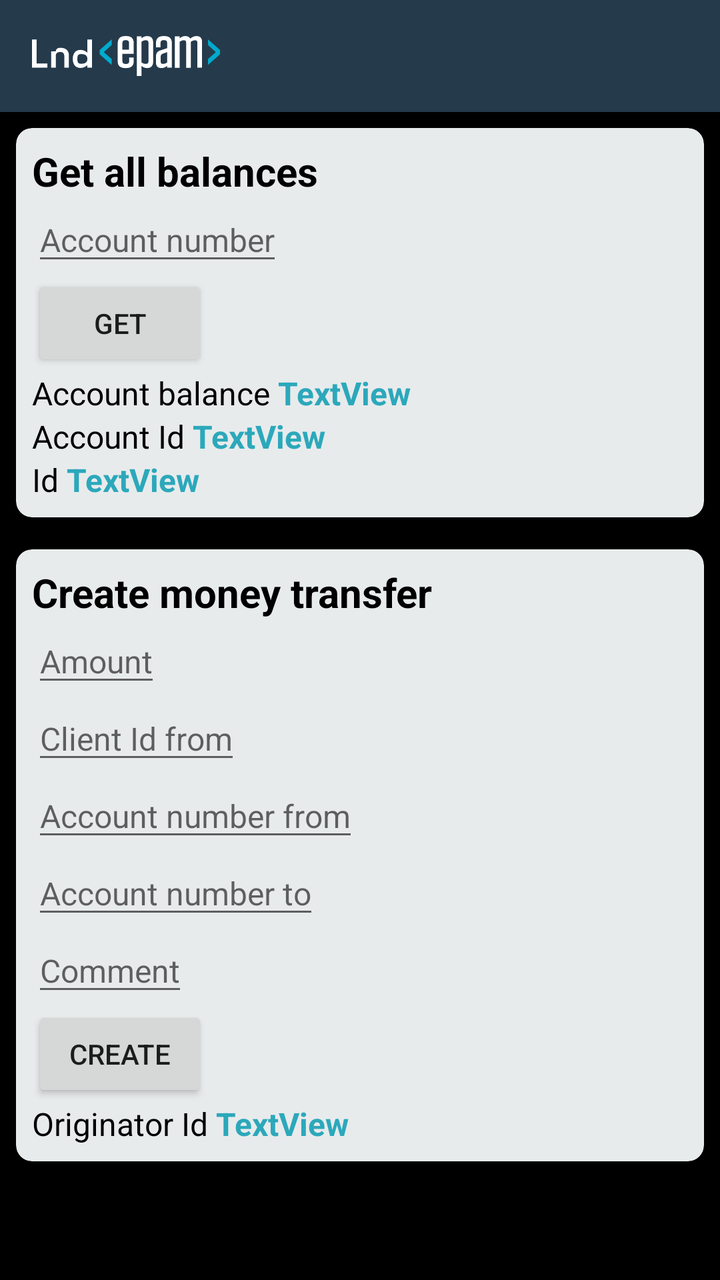
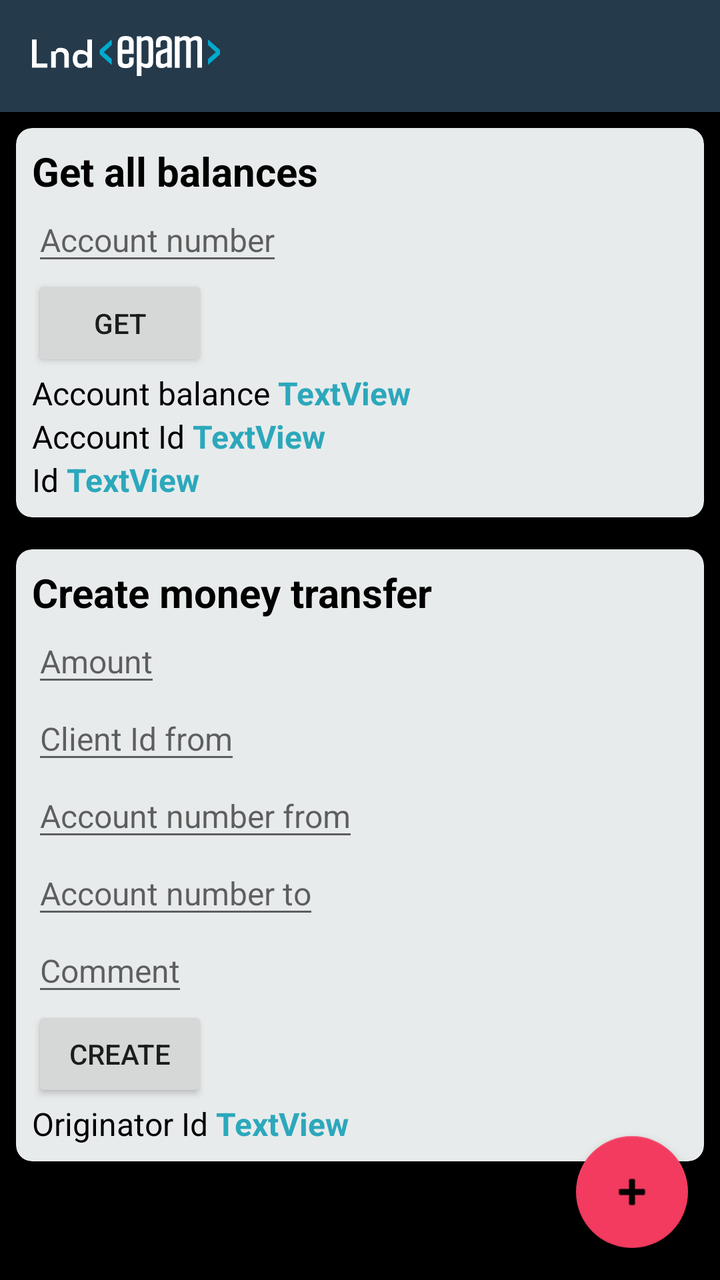

Compare the two renders of this Android layout. The source of the first and the diff that turns it into the second are given below.
<!-- AndroidManifest.xml: activity theme Theme.Tat.NoActionBar -->
<!-- res/layout/fragment_main.xml -->
<?xml version="1.0" encoding="utf-8"?>
<androidx.coordinatorlayout.widget.CoordinatorLayout xmlns:android="http://schemas.android.com/apk/res/android"
    xmlns:app="http://schemas.android.com/apk/res-auto"
    xmlns:tools="http://schemas.android.com/tools"
    android:layout_width="match_parent"
    android:layout_height="match_parent"
    android:background="@color/black"
    tools:context=".features.MainFragment">

    <com.google.android.material.appbar.AppBarLayout
        android:id="@+id/layoutAppBar"
        android:layout_width="match_parent"
        android:layout_height="wrap_content"
        android:theme="@style/ThemeOverlay.AppCompat.Dark.ActionBar"
        app:expanded="false">

        <com.google.android.material.appbar.CollapsingToolbarLayout
            android:id="@+id/layoutCollapsingToolbar"
            android:layout_width="match_parent"
            android:layout_height="250dp"
            app:collapsedTitleGravity="right"
            app:expandedTitleGravity="center_horizontal"
            app:layout_scrollFlags="scroll|snap|exitUntilCollapsed">

            <androidx.appcompat.widget.Toolbar
                android:id="@+id/toolbar"
                android:layout_width="match_parent"
                android:layout_height="?attr/actionBarSize"
                app:layout_collapseMode="pin"
                app:popupTheme="@style/ThemeOverlay.AppCompat.Dark">

                <androidx.appcompat.widget.AppCompatImageView
                    android:id="@+id/custom_title_image"
                    android:layout_width="wrap_content"
                    android:layout_height="wrap_content"
                    android:src="@drawable/epam_big_d" />
            </androidx.appcompat.widget.Toolbar>
        </com.google.android.material.appbar.CollapsingToolbarLayout>
    </com.google.android.material.appbar.AppBarLayout>

    <androidx.core.widget.NestedScrollView
        android:layout_width="match_parent"
        android:layout_height="wrap_content"
        app:layout_behavior="@string/appbar_scrolling_view_behavior">

        <LinearLayout
            android:layout_width="match_parent"
            android:layout_height="match_parent"
            android:orientation="vertical">

            <androidx.cardview.widget.CardView
                android:id="@+id/cardViewUserInfo"
                android:layout_width="match_parent"
                android:layout_height="wrap_content"
                android:layout_margin="8dp"
                app:cardBackgroundColor="@color/light_gray"
                app:cardCornerRadius="8dp"
                app:layout_constraintStart_toStartOf="parent"
                app:layout_constraintTop_toTopOf="parent">

                <androidx.constraintlayout.widget.ConstraintLayout
                    android:layout_width="match_parent"
                    android:layout_height="match_parent"
                    android:layout_margin="8dp">

                    <androidx.appcompat.widget.AppCompatTextView
                        android:id="@+id/textViewUserInfo"
                        android:layout_width="wrap_content"
                        android:layout_height="wrap_content"
                        android:text="Get all balances"
                        android:textColor="@color/black"
                        android:textSize="20sp"
                        android:textStyle="bold"
                        app:layout_constraintStart_toStartOf="parent"
                        app:layout_constraintTop_toTopOf="parent" />

                    <EditText
                        android:id="@+id/etAccountNumber"
                        android:layout_width="wrap_content"
                        android:layout_height="wrap_content"
                        android:hint="Account number"
                        android:textColor="@color/black"
                        android:textSize="16sp"
                        app:layout_constraintStart_toStartOf="parent"
                        app:layout_constraintTop_toBottomOf="@+id/textViewUserInfo"/>

                    <Button
                        android:id="@+id/btnGetBalances"
                        android:layout_width="wrap_content"
                        android:layout_height="wrap_content"
                        android:text="Get"
                        app:layout_constraintStart_toStartOf="parent"
                        app:layout_constraintTop_toBottomOf="@+id/etAccountNumber" />

                    <TextView
                        android:id="@+id/tvAccountBalance"
                        android:layout_width="wrap_content"
                        android:layout_height="wrap_content"
                        android:text="Account balance"
                        android:textColor="@color/black"
                        android:textSize="16sp"
                        app:layout_constraintStart_toStartOf="parent"
                        app:layout_constraintTop_toBottomOf="@+id/btnGetBalances" />

                    <TextView
                        android:id="@+id/tvAccountId"
                        android:layout_width="wrap_content"
                        android:layout_height="wrap_content"
                        android:text="Account Id"
                        android:textColor="@color/black"
                        android:textSize="16sp"
                        app:layout_constraintStart_toStartOf="parent"
                        app:layout_constraintTop_toBottomOf="@+id/tvAccountBalance" />

                    <TextView
                        android:id="@+id/tvId"
                        android:layout_width="wrap_content"
                        android:layout_height="wrap_content"
                        android:text="Id"
                        android:textColor="@color/black"
                        android:textSize="16sp"
                        app:layout_constraintStart_toStartOf="parent"
                        app:layout_constraintTop_toBottomOf="@+id/tvAccountId" />

                    <TextView
                        android:id="@+id/tvAccountBalance1"
                        android:layout_width="wrap_content"
                        android:layout_height="wrap_content"
                        android:layout_marginStart="4dp"
                        android:textSize="16sp"
                        android:text="TextView"
                        android:textColor="@color/purple"
                        android:textStyle="bold"
                        app:layout_constraintBottom_toTopOf="@+id/tvAccountId"
                        app:layout_constraintStart_toEndOf="@+id/tvAccountBalance" />

                    <TextView
                        android:id="@+id/tvAccountId1"
                        android:layout_width="wrap_content"
                        android:layout_height="wrap_content"
                        android:layout_marginStart="4dp"
                        android:text="TextView"
                        android:textSize="16sp"
                        android:textColor="@color/purple"
                        android:textStyle="bold"
                        app:layout_constraintBottom_toTopOf="@+id/tvId"
                        app:layout_constraintStart_toEndOf="@+id/tvAccountId" />

                    <TextView
                        android:id="@+id/tvId1"
                        android:layout_width="wrap_content"
                        android:layout_height="wrap_content"
                        android:layout_marginStart="4dp"
                        android:text="TextView"
                        android:textSize="16sp"
                        android:textColor="@color/purple"
                        android:textStyle="bold"
                        app:layout_constraintBottom_toBottomOf="@+id/tvId"
                        app:layout_constraintStart_toEndOf="@+id/tvId" />
                </androidx.constraintlayout.widget.ConstraintLayout>
            </androidx.cardview.widget.CardView>

            <androidx.cardview.widget.CardView
                android:id="@+id/cardViewProject"
                android:layout_width="match_parent"
                android:layout_height="wrap_content"
                android:layout_margin="8dp"
                app:cardBackgroundColor="@color/light_gray"
                app:cardCornerRadius="8dp"
                app:layout_constraintStart_toStartOf="parent"
                app:layout_constraintTop_toBottomOf="@id/cardViewUserInfo">

                <androidx.constraintlayout.widget.ConstraintLayout
                    android:layout_width="match_parent"
                    android:layout_height="match_parent"
                    android:layout_margin="8dp">

                    <androidx.appcompat.widget.AppCompatTextView
                        android:id="@+id/textViewProject"
                        android:layout_width="wrap_content"
                        android:layout_height="wrap_content"
                        android:text="Create money transfer"
                        android:textColor="@color/black"
                        android:textSize="20sp"
                        android:textStyle="bold"
                        app:layout_constraintStart_toStartOf="parent"
                        app:layout_constraintTop_toTopOf="parent" />

                    <EditText
                        android:id="@+id/amount"
                        android:layout_width="wrap_content"
                        android:layout_height="wrap_content"
                        android:hint="Amount"
                        android:textColor="@color/black"
                        android:textSize="16sp"
                        android:minHeight="0dp"
                        app:layout_constraintStart_toStartOf="parent"
                        app:layout_constraintTop_toBottomOf="@+id/textViewProject"/>

                    <EditText
                        android:id="@+id/clientIdFrom"
                        android:layout_width="wrap_content"
                        android:layout_height="wrap_content"
                        android:hint="Client Id from"
                        android:textColor="@color/black"
                        android:textSize="16sp"
                        app:layout_constraintStart_toStartOf="parent"
                        app:layout_constraintTop_toBottomOf="@+id/amount"/>

                    <EditText
                        android:id="@+id/accountNumberFrom"
                        android:layout_width="wrap_content"
                        android:layout_height="wrap_content"
                        android:hint="Account number from"
                        android:textColor="@color/black"
                        android:textSize="16sp"
                        app:layout_constraintStart_toStartOf="parent"
                        app:layout_constraintTop_toBottomOf="@+id/clientIdFrom"/>

                    <EditText
                        android:id="@+id/accountNumberTo"
                        android:layout_width="wrap_content"
                        android:layout_height="wrap_content"
                        android:hint="Account number to"
                        android:textColor="@color/black"
                        android:textSize="16sp"
                        app:layout_constraintStart_toStartOf="parent"
                        app:layout_constraintTop_toBottomOf="@+id/accountNumberFrom"/>

                    <EditText
                        android:id="@+id/comment"
                        android:layout_width="wrap_content"
                        android:layout_height="wrap_content"
                        android:hint="Comment"
                        android:textColor="@color/black"
                        android:textSize="16sp"
                        app:layout_constraintStart_toStartOf="parent"
                        app:layout_constraintTop_toBottomOf="@+id/accountNumberTo"/>
                    <Button
                        android:id="@+id/btnCreate"
                        android:layout_width="wrap_content"
                        android:layout_height="wrap_content"
                        android:text="Create"
                        app:layout_constraintStart_toStartOf="parent"
                        app:layout_constraintTop_toBottomOf="@+id/comment" />

                    <TextView
                        android:id="@+id/tvOriginatorId"
                        android:layout_width="wrap_content"
                        android:layout_height="wrap_content"
                        android:text="Originator Id"
                        android:textColor="@color/black"
                        android:textSize="16sp"
                        app:layout_constraintStart_toStartOf="parent"
                        app:layout_constraintTop_toBottomOf="@+id/btnCreate" />
                    <TextView
                        android:id="@+id/OriginatorId"
                        android:layout_width="wrap_content"
                        android:layout_height="wrap_content"
                        android:layout_marginStart="4dp"
                        android:text="TextView"
                        android:textSize="16sp"
                        android:textColor="@color/purple"
                        android:textStyle="bold"
                        app:layout_constraintBottom_toBottomOf="@+id/tvOriginatorId"
                        app:layout_constraintStart_toEndOf="@+id/tvOriginatorId" />
                </androidx.constraintlayout.widget.ConstraintLayout>
            </androidx.cardview.widget.CardView>
        </LinearLayout>
    </androidx.core.widget.NestedScrollView>

    <include
        android:id="@+id/spinner"
        android:layout_width="wrap_content"
        android:layout_height="wrap_content"
        layout="@layout/spinner"
        android:layout_gravity="center"
        android:visibility="gone"
        tools:visibility="visible" />
</androidx.coordinatorlayout.widget.CoordinatorLayout>
<!-- res/layout/spinner.xml (included above) -->
<?xml version="1.0" encoding="utf-8"?>
<ProgressBar xmlns:android="http://schemas.android.com/apk/res/android"
    android:layout_width="45dp"
    android:indeterminateTint="#FF2CA8BB"
    android:layout_height="45dp" >
</ProgressBar>
<!-- resources referenced by this layout -->
<resources>
  <color name="black">#FF000000</color>
  <color name="light_gray">#E8EBEC</color>
  <color name="purple">#FF2CA8BB</color>
  <!-- drawable epam_big_d: vector/xml drawable (drawable, 2990 chars, omitted) -->
  <style name="Theme.Tat.NoActionBar">
          <item name="windowActionBar">false</item>
          <item name="windowNoTitle">true</item>
      </style>
</resources>

<!-- the commit's change to res/layout/fragment_main.xml (unified diff, before → after) -->
@@ -268,6 +268,14 @@
             </androidx.cardview.widget.CardView>
         </LinearLayout>
     </androidx.core.widget.NestedScrollView>
+
+    <com.google.android.material.floatingactionbutton.FloatingActionButton
+        android:id="@+id/fabAction"
+        android:layout_width="wrap_content"
+        android:layout_height="wrap_content"
+        android:layout_gravity="bottom|end"
+        android:layout_margin="16dp"
+        android:src="@android:drawable/ic_input_add" />
 
     <include
         android:id="@+id/spinner"
